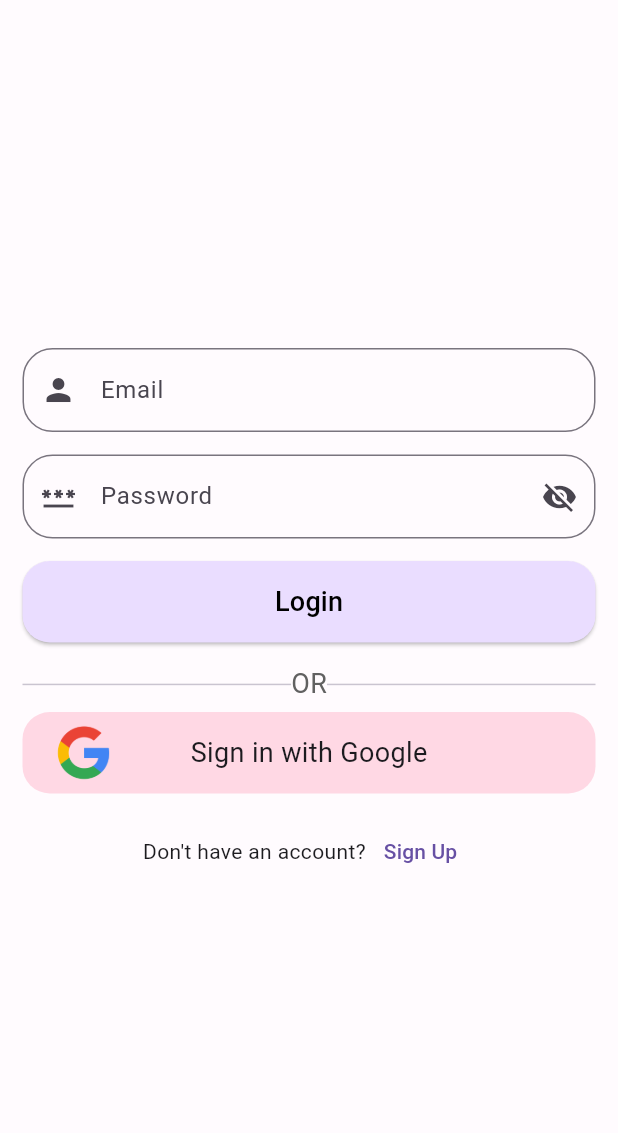
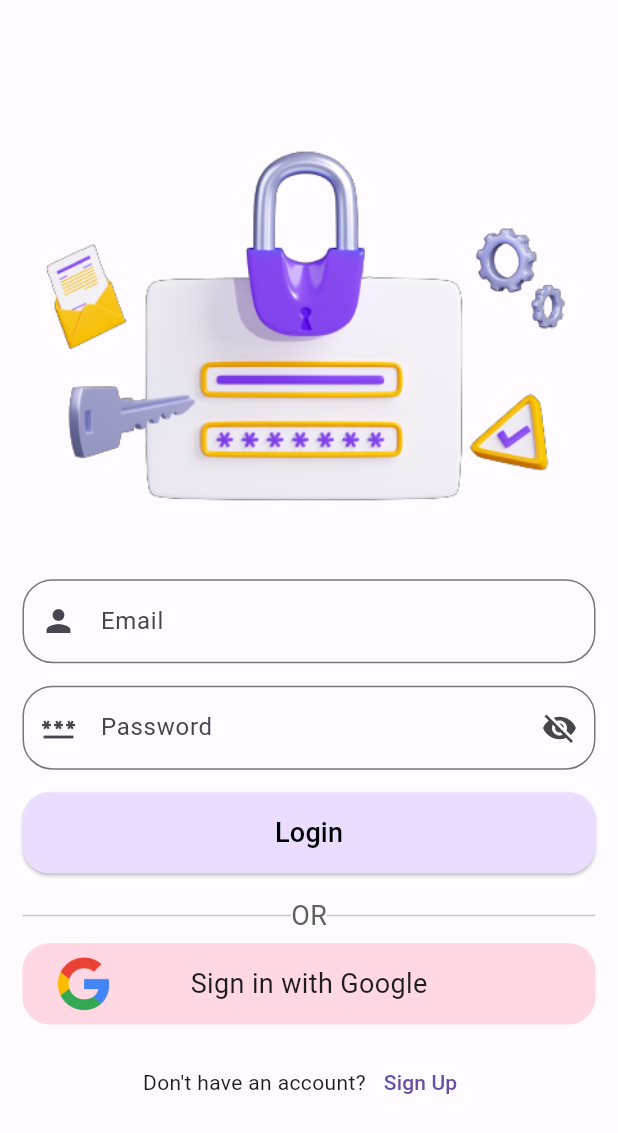
Before and after one commit to NivedGanga/Elevate, a Flutter app: the screen it shows after launch, on a phone screen of 412 x 824 dp. Shown: the top 1133 px of the screen. Run offline on Flutter 3.47's test engine with Material 2 defaults, Android fonts, the phone set to English and light mode, and no system bars; our stand-ins replace bloc, dartz, firebase_auth, firebase_core, flutter_bloc, flutter_screenutil and 5 more; missing offline and left inert: mailer; accounts and stored records are empty.

Commit message:
somthing added

```diff
--- a/lib/presentation/loginscreen/login_screen.dart
+++ b/lib/presentation/loginscreen/login_screen.dart
@@ -23,6 +23,8 @@ class LoginScreen extends StatelessWidget {
           child: Column(
             mainAxisAlignment: MainAxisAlignment.center,
             children: [
+              Image.asset("assets/login_vector-.png"),
+              height,
               TextFormField(
                 validator: (value) =>
                     (value == null || value.isEmpty) ? 'Enter Email' : null,
--- a/pubspec.yaml
+++ b/pubspec.yaml
@@ -67,6 +67,8 @@ flutter:
   # To add assets to your application, add an assets section, like this:
   assets:
     - assets/auth/google-logo-9808.png
+    - assets/login_vector.jpg
+    - assets/login_vector-.png
   # An image asset can refer to one or more resolution-specific "variants", see
   # https://flutter.dev/assets-and-images/#resolution-aware
   # For details regarding adding assets from package dependencies, see
```
Also changed, not shown: assets/login_vector-.png (added), 1 other file.
